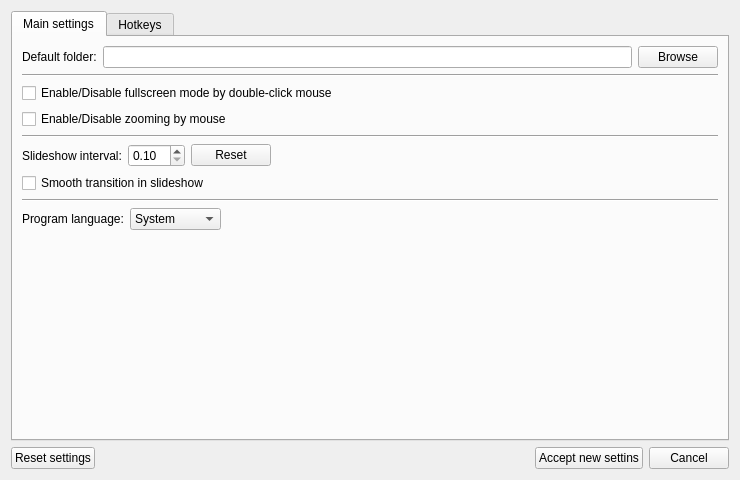
Before: the Qt Designer form settings.ui in abodnyaUA/qimageviewer, drawn with Qt 5.
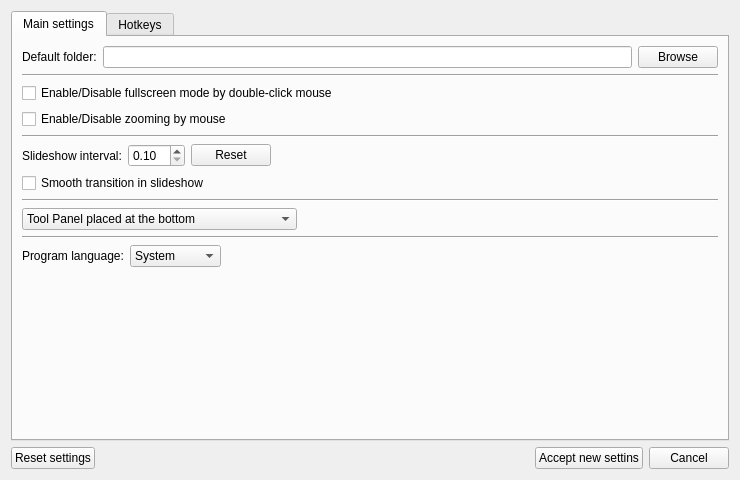
After: the same form once the commit is applied. The open tabs and pages were chosen to show the change. Icons and pictures are not drawn.

Diff of the .ui file:
```diff
--- a/settings.ui
+++ b/settings.ui
@@ -147,6 +147,55 @@
          </item>
         </layout>
        </item>
+       <item>
+        <widget class="Line" name="line_4">
+         <property name="orientation">
+          <enum>Qt::Horizontal</enum>
+         </property>
+        </widget>
+       </item>
+       <item>
+        <layout class="QHBoxLayout" name="horizontalLayout_6">
+         <item>
+          <widget class="QComboBox" name="toolpanelComboBox">
+           <property name="minimumSize">
+            <size>
+             <width>275</width>
+             <height>0</height>
+            </size>
+           </property>
+           <item>
+            <property name="text">
+             <string>Tool Panel placed at the bottom</string>
+            </property>
+           </item>
+           <item>
+            <property name="text">
+             <string>Tool Panel placed at the top</string>
+            </property>
+           </item>
+           <item>
+            <property name="text">
+             <string>Tool Panel is hidden</string>
+            </property>
+           </item>
+          </widget>
+         </item>
+         <item>
+          <spacer name="horizontalSpacer_7">
+           <property name="orientation">
+            <enum>Qt::Horizontal</enum>
+           </property>
+           <property name="sizeHint" stdset="0">
+            <size>
+             <width>40</width>
+             <height>20</height>
+            </size>
+           </property>
+          </spacer>
+         </item>
+        </layout>
+       </item>
        <item>
         <widget class="Line" name="line_3">
          <property name="orientation">
```
Left out of the diff: 204 changed lines with no effect on the pictures.
